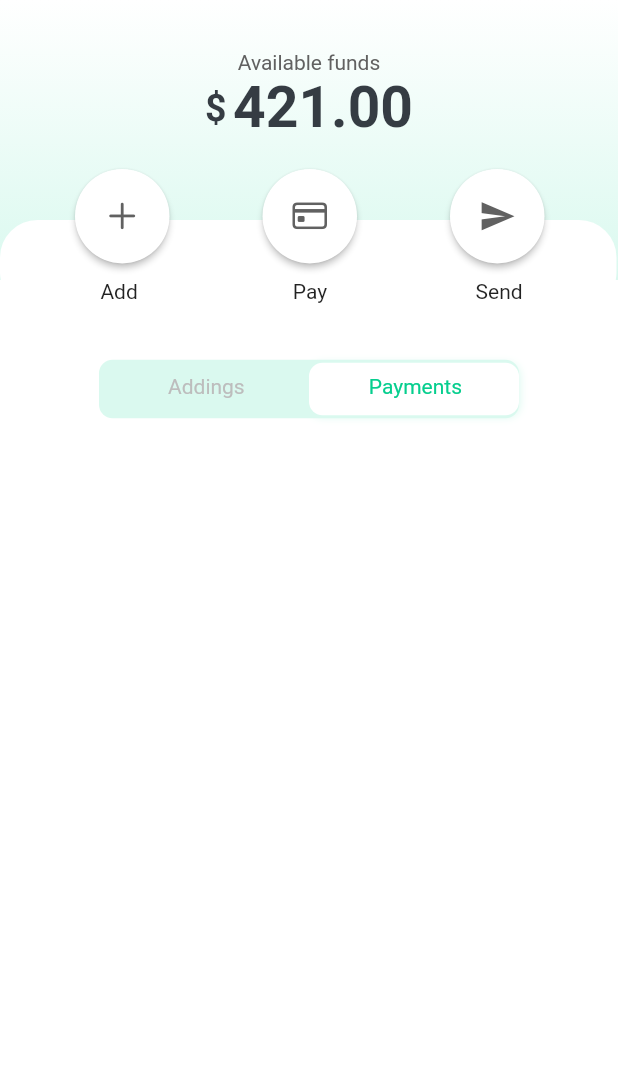
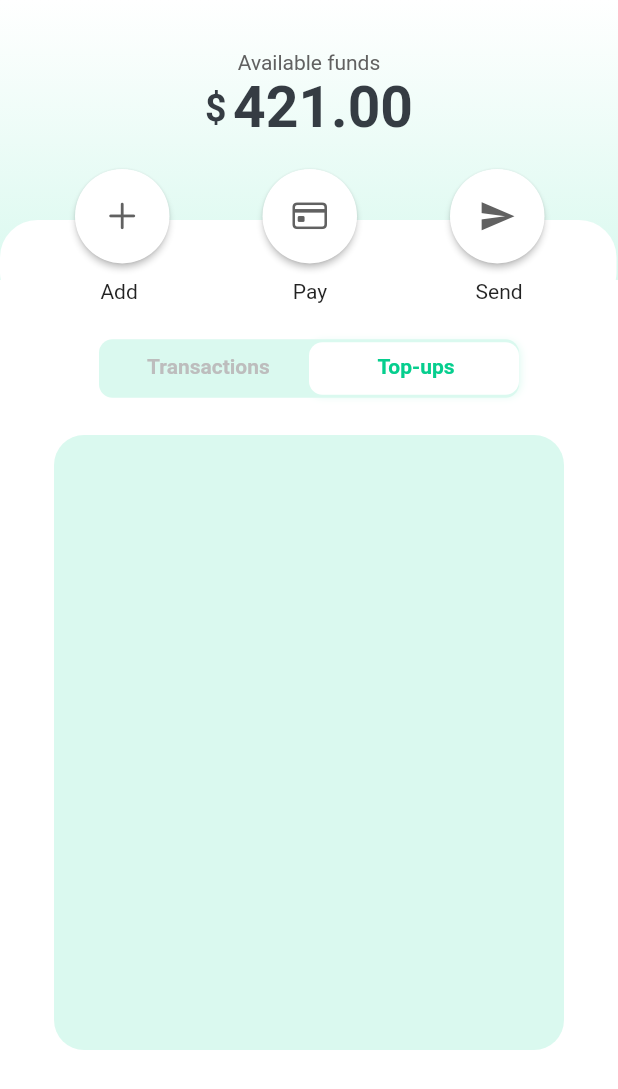
Before and after one commit to YesserBs/e-commerce, a Flutter app: the WalletPage screen opened directly, on a phone screen of 412 x 824 dp. Shown: the top 1089 px of the screen. Run offline on Flutter 3.47's test engine with Material 2 defaults, Android fonts, the phone set to English and light mode, and no system bars; our stand-ins replace cloud_firestore, firebase_auth, firebase_core, flutter_keyboard_visibility, flutter_screenutil, font_awesome_flutter and 2 more; accounts and stored records are empty.

Commit message:
Updated design, added the Container in middle of the WalletPage and adjusted other details

```diff
--- a/lib/custom/cToggleButton.dart
+++ b/lib/custom/cToggleButton.dart
@@ -29,12 +29,15 @@ class _ToggleButton extends State<ToggleButton> {
   Widget build(BuildContext context) {
     return Stack(
       children: [
-        Container(
-          height: 39,
-          width: 280,
-          decoration: BoxDecoration(
-            color: config.lightPrimaryColor,
-            borderRadius: BorderRadius.circular(9),
+        GestureDetector(
+          onTap: () => _togglePosition(),
+          child: Container(
+            height: 39,
+            width: 280,
+            decoration: BoxDecoration(
+              color: config.lightPrimaryColor,
+              borderRadius: BorderRadius.circular(9),
+            ),
           ),
         ),
         AnimatedPositioned(
@@ -71,6 +74,7 @@ class _ToggleButton extends State<ToggleButton> {
               widget.leftText,
               style: TextStyle(
                 color: !_isLeft ? Colors.grey[400] : config.primaryColor,
+                  fontWeight: FontWeight.bold
               ),
             ),
           ),
@@ -84,6 +88,7 @@ class _ToggleButton extends State<ToggleButton> {
               widget.rightText,
               style: TextStyle(
                 color: _isLeft ? Colors.grey[400] : config.primaryColor,
+                  fontWeight: FontWeight.bold
               ),
             ),
           ),
--- a/lib/view/wallet/wallet_page.dart
+++ b/lib/view/wallet/wallet_page.dart
@@ -145,8 +145,17 @@ class WalletPage extends StatelessWidget {
                 Text("Send")
               ],
             ),
-            300.h.verticalSpace,
-            ToggleButton(leftText: 'Addings', left: 46, rightText: 'Payments', right: 38,)
+            190.h.verticalSpace,
+            ToggleButton(leftText: 'Transactions', left: 32, rightText: 'Top-ups', right: 43,),
+            200.h.verticalSpace,
+            Container(
+              height: 410,
+              width: 340,
+              decoration: BoxDecoration(
+                borderRadius: BorderRadius.circular(20),
+                color: config.lightPrimaryColor,
+              ),
+            )
 
           ],
         ),
```
